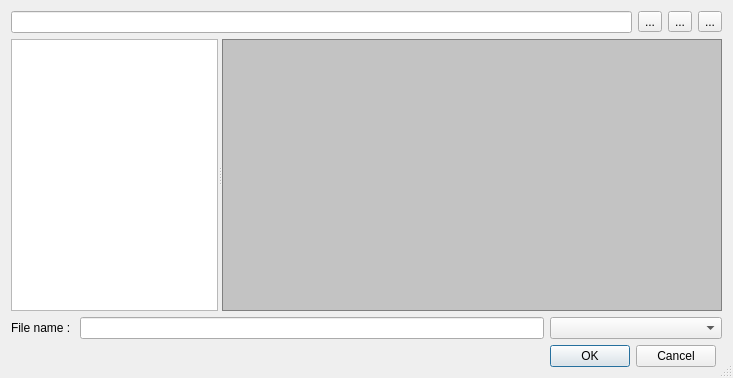
The window that file/filedialog.ui (PonyEdit/PonyEdit) describes before a commit, drawn with Qt 5.
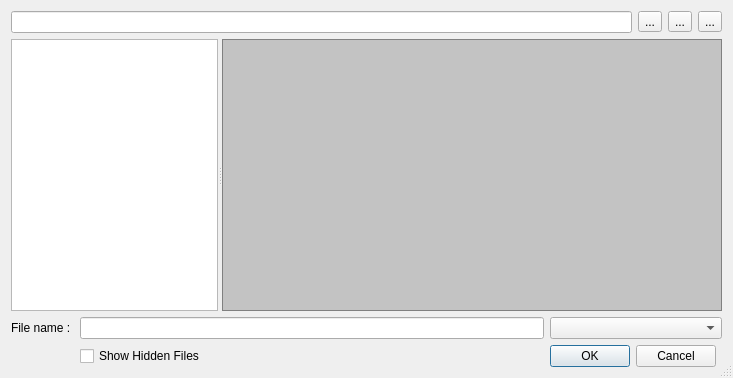
The same window after the commit. Icons and pictures are not drawn. Custom widgets are drawn as their Qt base class.

Commit message: Checkbox on file dialogs allows users to see hidden files.

```diff
--- a/file/filedialog.ui
+++ b/file/filedialog.ui
@@ -250,6 +250,13 @@
        </property>
       </widget>
      </item>
+     <item row="2" column="1">
+      <widget class="QCheckBox" name="showHidden">
+       <property name="text">
+        <string>Show Hidden Files</string>
+       </property>
+      </widget>
+     </item>
     </layout>
    </item>
   </layout>
```
The commit also changes 2 other files.
